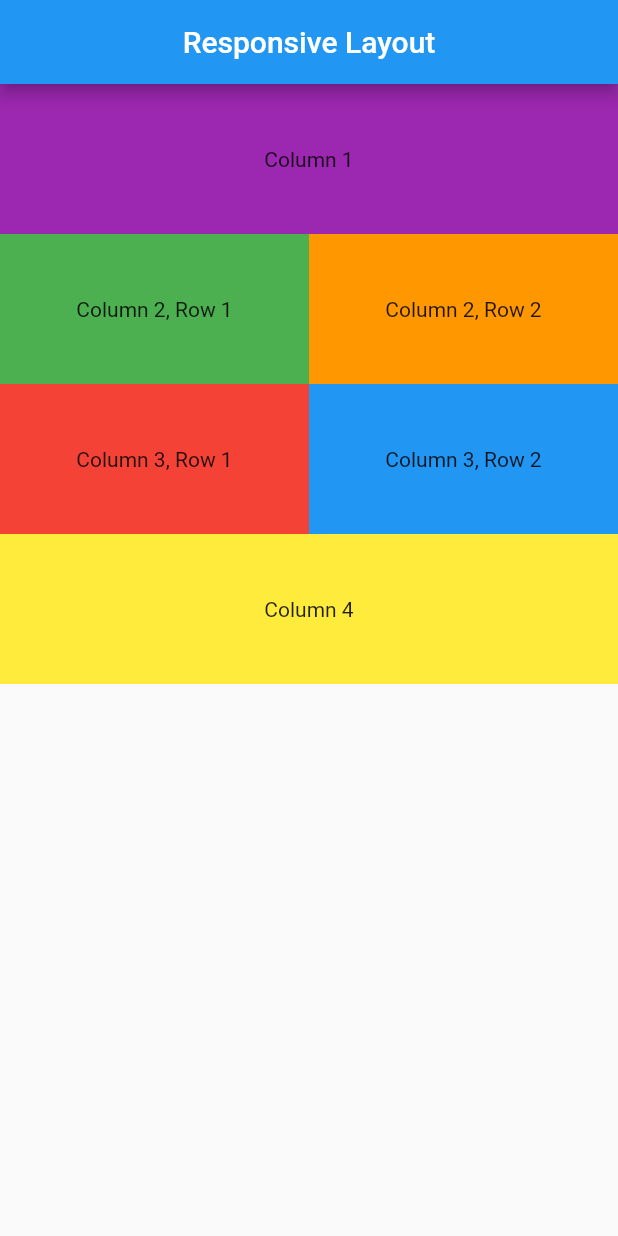
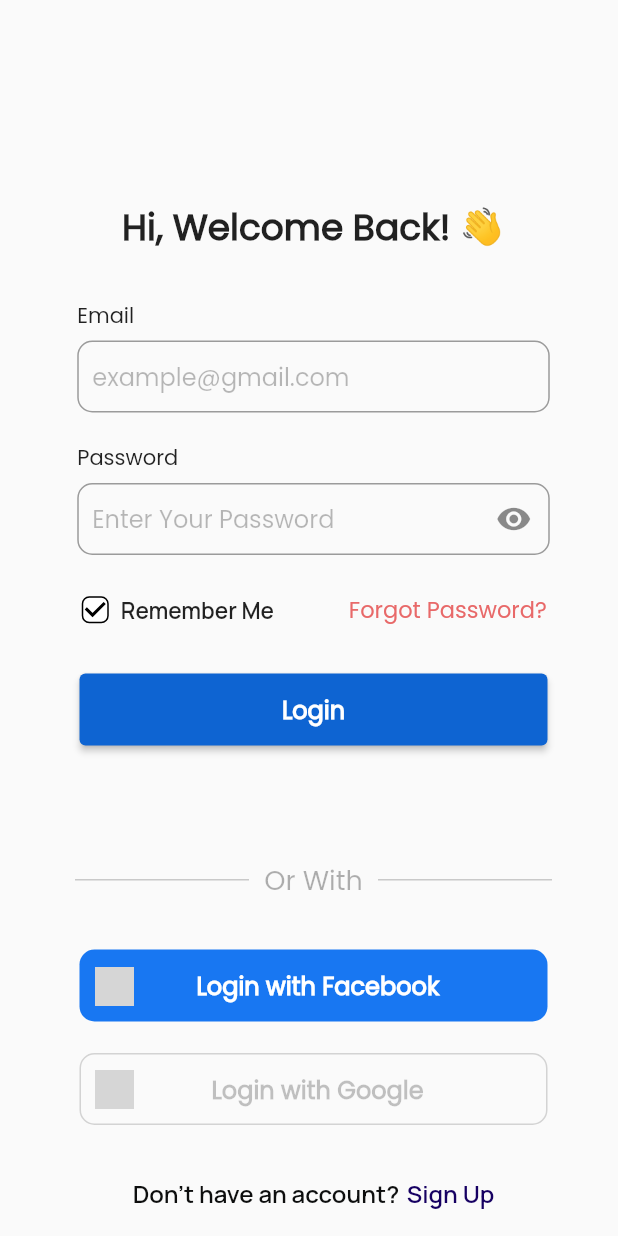
Before and after one commit to FahmiMaulana5/flutter_layouting, a Flutter app: the screen it shows after launch, on a phone screen of 412 x 824 dp. Run offline on Flutter 3.47's test engine with Material 2 defaults, Android fonts, the phone set to English and light mode, and no system bars; grey boxes are pictures that could not be loaded.

Commit message:
add convert design

```diff
--- /dev/null
+++ b/lib/convert_design/first.dart
@@ -0,0 +1,328 @@
+import 'package:flutter/material.dart';
+
+class First extends StatefulWidget {
+  const First({super.key});
+
+  @override
+  State<First> createState() => _FirstState();
+}
+
+class _FirstState extends State<First> {
+
+  bool _isChecked = true;
+
+  bool _isObscure = true;
+
+  @override
+  Widget build(BuildContext context) {
+    return Scaffold(
+      body: SingleChildScrollView(
+        child: Center(
+          child: Padding(
+            padding: const EdgeInsets.only(top: 134, left: 42,right: 36),
+            child: Column(
+              crossAxisAlignment: CrossAxisAlignment.center,
+              children: [
+                Container(
+                  height: 47,
+                  width: 256,
+                  child: Text(
+                    "Hi, Welcome Back! 👋",
+                    style: TextStyle(
+                      fontSize: 24,
+                      fontWeight: FontWeight.w700
+                    ),
+                    textAlign: TextAlign.center,
+                  )
+                ),
+                SizedBox(
+                  height: 19,
+                ),
+                Container(
+                  height: 75,
+                  width: 315,
+                  child: Column(
+                    crossAxisAlignment: CrossAxisAlignment.start,
+                    children: [
+                      Text(
+                        "Email",
+                        style: TextStyle(
+                          fontSize: 14,
+                          fontWeight: FontWeight.w400
+                        ),
+                      ),
+                      SizedBox(
+                        height: 6,
+                      ),
+                      TextFormField(
+                        decoration: InputDecoration(
+                          hintText: "example@gmail.com",
+                          hintStyle: TextStyle(
+                            fontSize: 16
+                          ),
+                          contentPadding: EdgeInsets.only(top: 13, left: 10, bottom: 11),
+                          border: OutlineInputBorder(
+                            borderRadius: BorderRadius.all(Radius.circular(10))
+                          )
+                        ),
+                      )
+                    ],
+                  ),
+                ),
+                SizedBox(height: 20),
+                Container(
+                  height: 75,
+                  width: 315,
+                  child: Column(
+                    crossAxisAlignment: CrossAxisAlignment.start,
+                    children: [
+                      Text(
+                        "Password",
+                        style: TextStyle(
+                          fontSize: 14,
+                          fontWeight: FontWeight.w400
+                        ),
+                      ),
+                      SizedBox(
+                        height: 6,
+                      ),
+                      TextFormField(
+                        obscureText: _isObscure,
+                        decoration: InputDecoration(
+                          suffixIcon: IconButton(
+                            onPressed: (){
+                              setState(() {
+                                _isObscure = !_isObscure;
+                              });
+                            },
+                            icon: _isObscure ? Icon(Icons.visibility) : Icon(Icons.visibility_off)
+                          ),
+                          hintText: "Enter Your Password",
+                          hintStyle: TextStyle(
+                            fontSize: 16
+                          ),
+                          contentPadding: EdgeInsets.only(top: 13, left: 10, bottom: 11),
+                          border: OutlineInputBorder(
+                            borderRadius: BorderRadius.all(Radius.circular(10))
+                          )
+                        ),
+                      )
+                    ],
+                  ),
+                ),
+                SizedBox(height: 25,),
+                Container(
+                  height: 23,
+                  width: 311,
+                  child: Row(
+                    crossAxisAlignment: CrossAxisAlignment.center,
+                    mainAxisAlignment: MainAxisAlignment.spaceBetween,
+                    children: [
+                      Row(
+                        children: [
+                          SizedBox(
+                            height: 20,
+                            width: 20,
+                            child: Checkbox(
+                              shape: RoundedRectangleBorder(
+                                borderRadius: BorderRadius.circular(5.0),
+                              ),
+                              side: MaterialStateBorderSide.resolveWith(
+                                (states) => BorderSide(width: 1.0, color: Colors.black),
+                              ),
+                              checkColor: Colors.black,
+                              value: _isChecked,
+                              onChanged: (_){
+                                setState(() {
+                                  _isChecked = !_isChecked;
+                                });
+                              },
+                              activeColor: Colors.white,
+                              tristate: true,
+                            ),
+                          ),
+                          SizedBox(width: 7),
+                          Text(
+                            "Remember Me",
+                            style: TextStyle(
+                              fontFamily: 'Manrope',
+                              fontSize: 15,
+                              fontWeight: FontWeight.w600
+                            ),
+                          ),
+                        ],
+                      ),
+                      Text(
+                        "Forgot Password?",
+                        style: TextStyle(
+                          color: Color(0xFFE86969),
+                          fontSize: 15,
+                          fontWeight: FontWeight.w500
+                        ),
+                      )
+                    ],
+                  ),
+                ),
+                SizedBox(height: 31),
+                SizedBox(
+                  width: 312,
+                  height: 48,
+                  child: ElevatedButton(
+                    style: ButtonStyle(
+                      backgroundColor: MaterialStatePropertyAll(Color(0xFF0E64D2))
+                    ),
+                    onPressed: (){
+
+                    },
+                    child: Text(
+                      'Login',
+                      style: TextStyle(
+                        fontSize: 16,
+                        fontWeight: FontWeight.w600
+                      )
+                    )
+                  ),
+                ),
+                SizedBox(height: 76),
+                Container(
+                  height: 27,
+                  width: 318,
+                  child: Row(
+                    crossAxisAlignment: CrossAxisAlignment.center,
+                    mainAxisAlignment: MainAxisAlignment.spaceBetween,
+                    children: [
+                      Container(
+                        height: 1,
+                        width: 116,
+                        color: Color.fromARGB(50, 0, 0, 0),
+                      ),
+                      SizedBox(width: 10),
+                      Text(
+                        "Or With",
+                        style: TextStyle(
+                          color: Color.fromARGB(80, 0, 0, 0),
+                          fontSize: 18,
+                          fontWeight: FontWeight.w400
+                        ),
+                      ),
+                      SizedBox(width: 10),
+                      Container(
+                        height: 1,
+                        width: 116,
+                        color: Color.fromARGB(50, 0, 0, 0),
+                      )
+                    ],
+                  ),
+                ),
+                SizedBox(height: 33),
+                GestureDetector(
+                  onTap: (){
+
+                  },
+                  child: Container(
+                    decoration: BoxDecoration(
+                      border: Border.all(
+                        color: Colors.black,
+                        style: BorderStyle.none
+                      ),
+                      borderRadius: BorderRadius.circular(10),
+                      color: Color(0xFF1877F2),
+                    ),
+                    height: 48,
+                    width: 312,
+                    child: Padding(
+                      padding: const EdgeInsets.only(left: 9, top: 10, bottom: 9),
+                      child: Row(
+                        children: [
+                          Container(
+                            height: 26,
+                            width: 26,
+                            child: Image.asset('./assets/images/facebook.png')
+                          ),
+                          SizedBox(width: 42,),
+                          Text(
+                            "Login with Facebook",
+                            style: TextStyle(
+                              color: Colors.white,
+                              fontSize: 16,
+                              fontWeight: FontWeight.w600
+                            ),
+                          ),
+                        ],
+                      ),
+                    ),
+                  ),
+                ),
+                SizedBox(height: 21),
+                Container(
+                  decoration: BoxDecoration(
+                    border: Border.all(
+                      width: 1.0,
+                      color: Color.fromARGB(40, 0, 0, 0),
+                      style: BorderStyle.solid
+                    ),
+                    borderRadius: BorderRadius.circular(10),
+                    color: Colors.transparent,
+                  ),
+                  height: 48,
+                  width: 312,
+                  child: Padding(
+                    padding: const EdgeInsets.only(left: 9, top: 10, bottom: 9),
+                    child: Row(
+                      children: [
+                        Container(
+                        height: 26,
+                        width: 26,
+                        child: Image.asset('./assets/images/google.png')
+                        ),
+                        SizedBox(width: 52,),
+                        Text(
+                          "Login with Google",
+                          style: TextStyle(
+                            color: Color.fromARGB(60, 0, 0, 0),
+                            fontSize: 16,
+                            fontWeight: FontWeight.w600
+                          ),
+                        ),
+                      ],
+                    ),
+                  ),
+                ),
+                SizedBox(height: 35),
+                Row(
+                  mainAxisAlignment: MainAxisAlignment.center,
+                  children: [
+                    Text(
+                      "Don't have an account?",
+                      style: TextStyle(
+                        fontFamily: 'Manrope',
+                        color: Color(0xFF0D0E0E),
+                        fontSize: 16,
+                        fontWeight: FontWeight.w600
+                      ),
+                    ),
+                    SizedBox(width: 5,),
+                    GestureDetector(
+                      onTap: (){
+                        Navigator.pushReplacementNamed(context, '/Second');
+                      },
+                      child: Text(
+                        "Sign Up",
+                        style: TextStyle(
+                          fontFamily: 'Manrope',
+                          color: Color(0xFF160062),
+                          fontSize: 16,
+                          fontWeight: FontWeight.w600
+                        ),
+                      ),
+                    ),
+                  ],
+                )
+              ],
+            ),
+          ),
+        ),
+      ),
+    );
+  }
+}
--- a/lib/main.dart
+++ b/lib/main.dart
@@ -1,4 +1,6 @@
 import 'package:flutter/material.dart';
+import 'package:latihan/convert_design/first.dart';
+import 'package:latihan/convert_design/second.dart';
 import 'package:latihan/layouting/latihan1.dart';
 
 void main(List<String> args) {
@@ -16,11 +18,18 @@ class _MyAppState extends State<MyApp> {
   @override
   Widget build(BuildContext context) {
     return MaterialApp(
+      debugShowCheckedModeBanner: false,
+      theme: ThemeData(
+        fontFamily: 'Poppins',
+        hintColor: Color.fromARGB(70, 0, 0, 0),
+      ),
       title: "Belajar flutter",
       routes: {
-        '/LatihanLayouting':(context) => LatihanLayouting()
+        '/LatihanLayouting':(context) => LatihanLayouting(),
+        '/First':(context) => First(),
+        '/Second':(context)=> Second()
       },
-      initialRoute: '/LatihanLayouting',
+      initialRoute: '/First',
     );
   }
 }
```
Also changed, not shown: lib/convert_design/second.dart (added, +276 -0 lines), pubspec.yaml (+10 -10 lines), assets/fonts/Manrope-VariableFont_wght.ttf (added), assets/fonts/Poppins-Regular.ttf (added), assets/images/facebook.png (added), assets/images/google.png (added).
